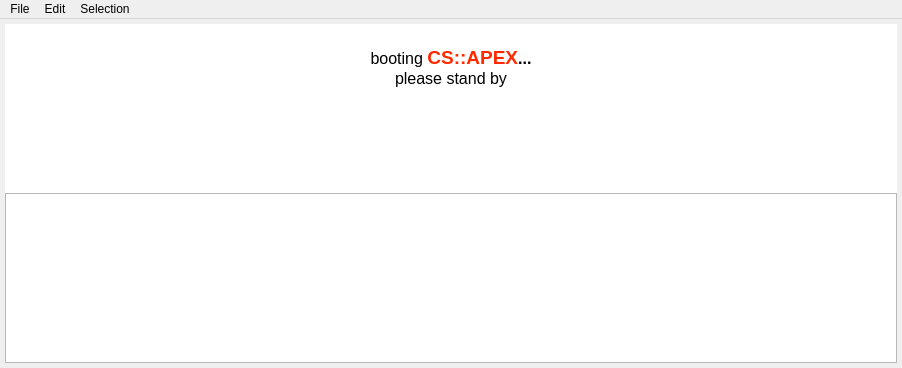
cogsys-tuebingen/csapex, file src/csapex/ui/evaluation_window.ui: the form before one commit.
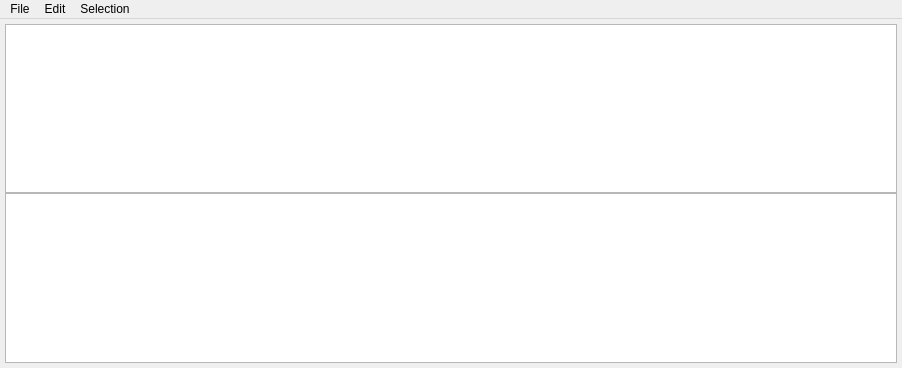
The form after the commit.

Patch:
```diff
--- a/src/csapex/ui/evaluation_window.ui
+++ b/src/csapex/ui/evaluation_window.ui
@@ -22,23 +22,7 @@
      <number>5</number>
     </property>
     <item>
-     <widget class="QTextBrowser" name="loading">
-      <property name="frameShape">
-       <enum>QFrame::NoFrame</enum>
-      </property>
-      <property name="lineWidth">
-       <number>0</number>
-      </property>
-      <property name="html">
-       <string>&lt;!DOCTYPE HTML PUBLIC &quot;-//W3C//DTD HTML 4.0//EN&quot; &quot;http://www.w3.org/TR/REC-html40/strict.dtd&quot;&gt;
-&lt;html&gt;&lt;head&gt;&lt;meta name=&quot;qrichtext&quot; content=&quot;1&quot; /&gt;&lt;style type=&quot;text/css&quot;&gt;
-p, li { white-space: pre-wrap; }
-&lt;/style&gt;&lt;/head&gt;&lt;body style=&quot; font-family:'Ubuntu'; font-size:11pt; font-weight:400; font-style:normal;&quot;&gt;
-&lt;p align=&quot;center&quot; style=&quot;-qt-paragraph-type:empty; margin-top:0px; margin-bottom:0px; margin-left:0px; margin-right:0px; -qt-block-indent:0; text-indent:0px;&quot;&gt;&lt;br /&gt;&lt;/p&gt;
-&lt;p align=&quot;center&quot; style=&quot; margin-top:0px; margin-bottom:0px; margin-left:0px; margin-right:0px; -qt-block-indent:0; text-indent:0px;&quot;&gt;&lt;span style=&quot; font-size:12pt; color:#000000; vertical-align:middle;&quot;&gt;booting &lt;/span&gt;&lt;span style=&quot; font-size:14pt; font-weight:600; color:#ff2a00; vertical-align:middle;&quot;&gt;CS::APEX&lt;/span&gt;&lt;span style=&quot; font-size:12pt; font-weight:600; color:#000000; vertical-align:middle;&quot;&gt;...&lt;/span&gt;&lt;/p&gt;
-&lt;p align=&quot;center&quot; style=&quot; margin-top:0px; margin-bottom:0px; margin-left:0px; margin-right:0px; -qt-block-indent:0; text-indent:0px;&quot;&gt;&lt;span style=&quot; font-size:12pt; color:#000000; vertical-align:middle;&quot;&gt;please stand by&lt;/span&gt;&lt;/p&gt;&lt;/body&gt;&lt;/html&gt;</string>
-      </property>
-     </widget>
+     <widget class="QGraphicsView" name="loading"/>
     </item>
     <item>
      <widget class="QSplitter" name="splitter">
```
